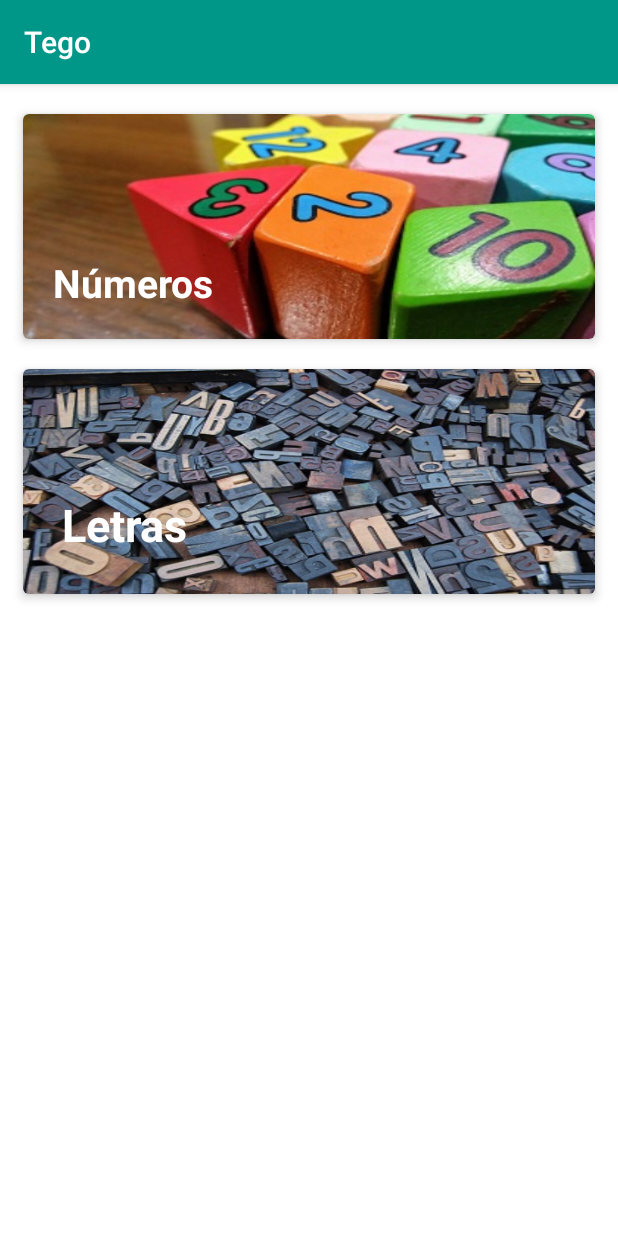
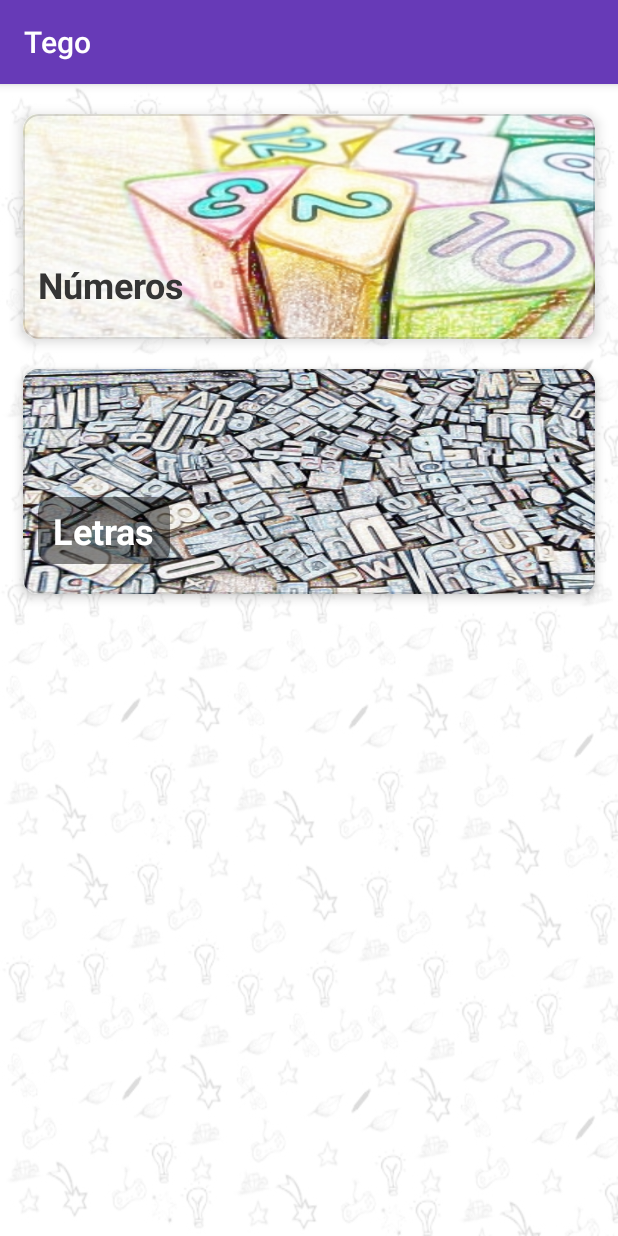
Before and after one commit to TiagoLeite/DrawText, an Android app: the screen it shows after launch (MainActivity), on a phone screen of 412 x 824 dp. Run offline under Robolectric (Android 15) with nearby library versions, the phone set to English and light mode, and no system bars.

Commit message:
cards background and new primary color

```diff
--- /dev/null
+++ b/app/src/main/res/drawable/card_bg.xml
@@ -0,0 +1,13 @@
+<shape xmlns:android="http://schemas.android.com/apk/res/android">
+    <solid android:color="#00FFFFFF"/>
+    <stroke android:width="1dp"
+        android:color="#22000000"/>
+    <corners android:bottomLeftRadius="10dp"
+        android:bottomRightRadius="0dp"
+        android:topLeftRadius="10dp"
+        android:topRightRadius="10dp"/>
+    <padding android:bottom="10dp"
+        android:left="0dp"
+        android:right="0dp"
+        android:top="0dp"/>
+</shape>
--- /dev/null
+++ b/app/src/main/res/drawable/card_text_bg.xml
@@ -0,0 +1,11 @@
+<?xml version="1.0" encoding="UTF-8"?>
+<shape xmlns:android="http://schemas.android.com/apk/res/android">
+    <solid android:color="#77000000"/>
+    <stroke android:width="0dp" android:color="#B1BCBE" />
+    <corners android:radius="10dp"/>
+    <padding
+        android:left="10dp"
+        android:top="6dp"
+        android:right="10dp"
+        android:bottom="6dp" />
+</shape>
--- a/app/src/main/res/layout/activity_main.xml
+++ b/app/src/main/res/layout/activity_main.xml
@@ -2,12 +2,27 @@
 <LinearLayout xmlns:android="http://schemas.android.com/apk/res/android"
     android:orientation="vertical" android:layout_width="match_parent"
     android:layout_height="match_parent"
+    android:background="@color/cardview_light_background">
+
+    <FrameLayout
+        android:layout_width="match_parent"
+        android:layout_height="match_parent">
+
+        <ImageView
+            android:layout_width="match_parent"
+            android:layout_height="match_parent"
+            android:scaleType="fitXY"
+            android:src="@drawable/main_bg_2"/>
+
+        <LinearLayout
+            android:layout_width="match_parent"
+            android:layout_height="wrap_content"
             android:paddingTop="10dp"
             android:paddingLeft="5dp"
             android:paddingStart="5dp"
-    android:background="@color/cardview_light_background"
             android:paddingRight="5dp"
-    android:paddingEnd="5dp">
+            android:paddingEnd="5dp"
+            android:orientation="vertical">
 
             <android.support.v7.widget.CardView
                 xmlns:card_view="http://schemas.android.com/apk/res-auto"
@@ -17,8 +32,9 @@
                 android:foreground="?android:attr/selectableItemBackground"
                 android:clickable="true"
                 android:focusable="true"
-        card_view:cardCornerRadius="4dp"
-        card_view:cardElevation="4dp"
+                android:background="@drawable/card_bg"
+                card_view:cardCornerRadius="10dp"
+                card_view:cardElevation="5dp"
                 android:layout_margin="10dp">
 
                 <ImageView
@@ -31,6 +47,7 @@
                 <FrameLayout
                     android:layout_width="match_parent"
                     android:layout_height="match_parent"
+                    android:background="@drawable/card_bg"
                     android:foreground="?android:attr/selectableItemBackground">
 
                     <LinearLayout
@@ -43,10 +60,10 @@
                             android:layout_width="wrap_content"
                             android:layout_height="wrap_content"
                             android:gravity="bottom"
-                    android:textSize="26sp"
+                            android:textSize="24sp"
                             android:textStyle="bold"
-                    android:padding="20sp"
-                    android:textColor="#fff"
+                            android:layout_margin="10sp"
+                            android:textColor="#343434"
                             android:text="Números"/>
 
                     </LinearLayout>
@@ -62,10 +79,11 @@
                 android:id="@+id/card_letter"
                 card_view:cardElevation="4dp"
                 android:layout_margin="10dp"
+                android:background="@drawable/card_bg"
                 android:foreground="?android:attr/selectableItemBackground"
                 android:clickable="true"
                 android:focusable="true"
-        card_view:cardCornerRadius="4dp">
+                card_view:cardCornerRadius="10dp">
 
                 <ImageView
                     android:layout_width="match_parent"
@@ -77,6 +95,7 @@
                 <FrameLayout
                     android:layout_width="match_parent"
                     android:foreground="?android:attr/selectableItemBackground"
+                    android:background="@drawable/card_bg"
                     android:layout_height="match_parent">
 
                     <LinearLayout
@@ -89,9 +108,10 @@
                             android:layout_width="wrap_content"
                             android:layout_height="wrap_content"
                             android:gravity="bottom"
-                    android:textSize="30sp"
+                            android:textSize="24sp"
+                            android:background="@drawable/card_text_bg"
                             android:textStyle="bold"
-                    android:padding="26sp"
+                            android:layout_margin="10sp"
                             android:textColor="#fff"
                             android:text="Letras"/>
 
@@ -103,5 +123,8 @@
 
             </android.support.v7.widget.CardView>
 
+        </LinearLayout>
+
+    </FrameLayout>
 
 </LinearLayout>
--- a/app/src/main/res/values/colors.xml
+++ b/app/src/main/res/values/colors.xml
@@ -1,9 +1,9 @@
 <?xml version="1.0" encoding="utf-8"?>
-    <resources>
-    <color name="colorPrimary">#009688</color>
-    <color name="colorPrimaryDark">#00796B</color>
-    <color name="primary_light">#B2DFDB</color>
-    <color name="colorAccent">#FF9800</color>
+<resources>
+    <color name="colorPrimary">#673AB7</color>
+    <color name="colorPrimaryDark">#512DA8</color>
+    <color name="colorPrimaryLight">#D1C4E9</color>
+    <color name="colorAccent">#009688</color>
     <color name="primary_text">#212121</color>
     <color name="secondary_text">#757575</color>
     <color name="icons">#FFFFFF</color>
```
Also changed, not shown: app/src/main/res/drawable/letters.jpg, app/src/main/res/drawable/main_bg.jpg (added), app/src/main/res/drawable/main_bg_2.jpg (added), app/src/main/res/drawable/numbers.jpeg (deleted), app/src/main/res/drawable/numbers.jpg (added). Lines whose indentation alone changed are shown as unchanged.
